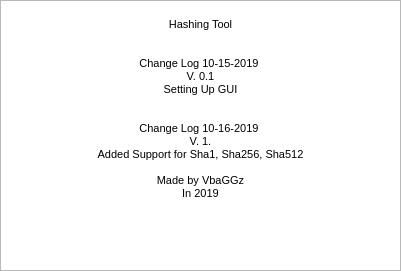
Before: the Qt Designer form UI/About.ui in VbaGGz/Hashing_Tool, drawn with Qt 5.
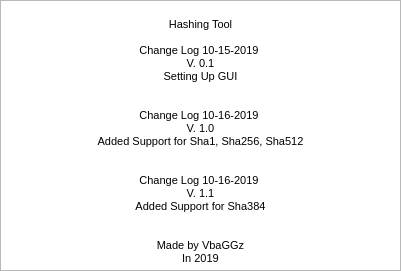
After: the same form once the commit is applied.

Patch:
```diff
--- a/UI/About.ui
+++ b/UI/About.ui
@@ -45,16 +45,21 @@
 &lt;p style=&quot;-qt-paragraph-type:empty; margin-top:0px; margin-bottom:0px; margin-left:0px; margin-right:0px; -qt-block-indent:0; text-indent:0px;&quot;&gt;&lt;br /&gt;&lt;/p&gt;
 &lt;p align=&quot;center&quot; style=&quot; margin-top:0px; margin-bottom:0px; margin-left:0px; margin-right:0px; -qt-block-indent:0; text-indent:0px;&quot;&gt;Hashing Tool&lt;/p&gt;
 &lt;p align=&quot;center&quot; style=&quot;-qt-paragraph-type:empty; margin-top:0px; margin-bottom:0px; margin-left:0px; margin-right:0px; -qt-block-indent:0; text-indent:0px;&quot;&gt;&lt;br /&gt;&lt;/p&gt;
-&lt;p align=&quot;center&quot; style=&quot;-qt-paragraph-type:empty; margin-top:0px; margin-bottom:0px; margin-left:0px; margin-right:0px; -qt-block-indent:0; text-indent:0px;&quot;&gt;&lt;br /&gt;&lt;/p&gt;
 &lt;p align=&quot;center&quot; style=&quot; margin-top:0px; margin-bottom:0px; margin-left:0px; margin-right:0px; -qt-block-indent:0; text-indent:0px;&quot;&gt;Change Log 10-15-2019 &lt;/p&gt;
 &lt;p align=&quot;center&quot; style=&quot; margin-top:0px; margin-bottom:0px; margin-left:0px; margin-right:0px; -qt-block-indent:0; text-indent:0px;&quot;&gt;V. 0.1&lt;/p&gt;
 &lt;p align=&quot;center&quot; style=&quot; margin-top:0px; margin-bottom:0px; margin-left:0px; margin-right:0px; -qt-block-indent:0; text-indent:0px;&quot;&gt;Setting Up GUI&lt;/p&gt;
 &lt;p align=&quot;center&quot; style=&quot;-qt-paragraph-type:empty; margin-top:0px; margin-bottom:0px; margin-left:0px; margin-right:0px; -qt-block-indent:0; text-indent:0px;&quot;&gt;&lt;br /&gt;&lt;/p&gt;
 &lt;p align=&quot;center&quot; style=&quot;-qt-paragraph-type:empty; margin-top:0px; margin-bottom:0px; margin-left:0px; margin-right:0px; -qt-block-indent:0; text-indent:0px;&quot;&gt;&lt;br /&gt;&lt;/p&gt;
 &lt;p align=&quot;center&quot; style=&quot; margin-top:0px; margin-bottom:0px; margin-left:0px; margin-right:0px; -qt-block-indent:0; text-indent:0px;&quot;&gt;Change Log 10-16-2019 &lt;/p&gt;
-&lt;p align=&quot;center&quot; style=&quot; margin-top:0px; margin-bottom:0px; margin-left:0px; margin-right:0px; -qt-block-indent:0; text-indent:0px;&quot;&gt;V. 1.&lt;/p&gt;
+&lt;p align=&quot;center&quot; style=&quot; margin-top:0px; margin-bottom:0px; margin-left:0px; margin-right:0px; -qt-block-indent:0; text-indent:0px;&quot;&gt;V. 1.0&lt;/p&gt;
 &lt;p align=&quot;center&quot; style=&quot; margin-top:0px; margin-bottom:0px; margin-left:0px; margin-right:0px; -qt-block-indent:0; text-indent:0px;&quot;&gt;Added Support for Sha1, Sha256, Sha512&lt;/p&gt;
 &lt;p align=&quot;center&quot; style=&quot;-qt-paragraph-type:empty; margin-top:0px; margin-bottom:0px; margin-left:0px; margin-right:0px; -qt-block-indent:0; text-indent:0px;&quot;&gt;&lt;br /&gt;&lt;/p&gt;
+&lt;p align=&quot;center&quot; style=&quot;-qt-paragraph-type:empty; margin-top:0px; margin-bottom:0px; margin-left:0px; margin-right:0px; -qt-block-indent:0; text-indent:0px;&quot;&gt;&lt;br /&gt;&lt;/p&gt;
+&lt;p align=&quot;center&quot; style=&quot; margin-top:0px; margin-bottom:0px; margin-left:0px; margin-right:0px; -qt-block-indent:0; text-indent:0px;&quot;&gt;Change Log 10-16-2019 &lt;/p&gt;
+&lt;p align=&quot;center&quot; style=&quot; margin-top:0px; margin-bottom:0px; margin-left:0px; margin-right:0px; -qt-block-indent:0; text-indent:0px;&quot;&gt;V. 1.1&lt;/p&gt;
+&lt;p align=&quot;center&quot; style=&quot; margin-top:0px; margin-bottom:0px; margin-left:0px; margin-right:0px; -qt-block-indent:0; text-indent:0px;&quot;&gt;Added Support for Sha384&lt;/p&gt;
+&lt;p align=&quot;center&quot; style=&quot;-qt-paragraph-type:empty; margin-top:0px; margin-bottom:0px; margin-left:0px; margin-right:0px; -qt-block-indent:0; text-indent:0px;&quot;&gt;&lt;br /&gt;&lt;/p&gt;
+&lt;p align=&quot;center&quot; style=&quot;-qt-paragraph-type:empty; margin-top:0px; margin-bottom:0px; margin-left:0px; margin-right:0px; -qt-block-indent:0; text-indent:0px;&quot;&gt;&lt;br /&gt;&lt;/p&gt;
 &lt;p align=&quot;center&quot; style=&quot; margin-top:0px; margin-bottom:0px; margin-left:0px; margin-right:0px; -qt-block-indent:0; text-indent:0px;&quot;&gt;Made by VbaGGz&lt;/p&gt;
 &lt;p align=&quot;center&quot; style=&quot; margin-top:0px; margin-bottom:0px; margin-left:0px; margin-right:0px; -qt-block-indent:0; text-indent:0px;&quot;&gt;In 2019&lt;/p&gt;&lt;/body&gt;&lt;/html&gt;</string>
    </property>
```
